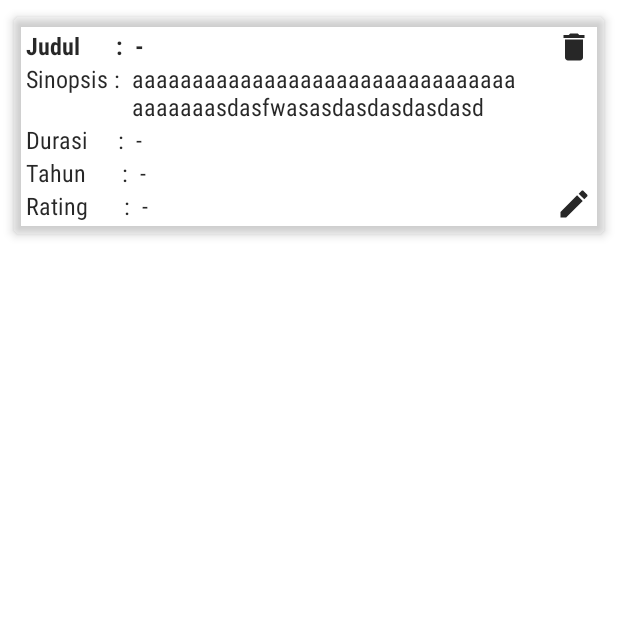
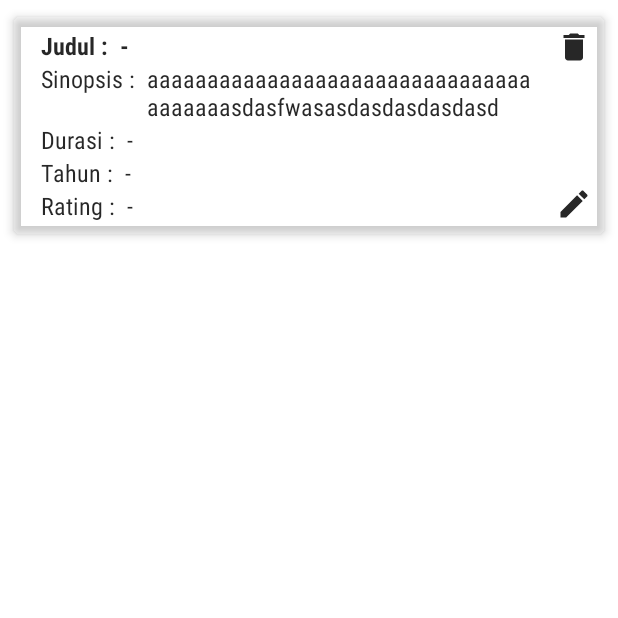
Before and after one commit to Farhan160200/MoviesChallenge4, an Android app: the activity_recycler screen opened directly, with no data from a screen before it, on a phone screen of 412 x 824 dp, the top half of it. Run offline under Robolectric (Android 15) with nearby library versions, the phone set to English and light mode, and no system bars.

Commit message:
final system

```diff
--- a/app/src/main/res/layout/activity_recycler.xml
+++ b/app/src/main/res/layout/activity_recycler.xml
@@ -40,9 +40,10 @@
             android:id="@+id/jdl_judul"
             android:layout_width="wrap_content"
             android:layout_height="wrap_content"
-            android:text="Judul      :"
+            android:text="@string/judul"
             android:fontFamily="sans-serif-condensed"
             android:textStyle="bold"
+            android:layout_marginStart="10dp"
             android:textSize="16sp"
             android:textColor="@color/black"
             app:layout_constraintStart_toStartOf="parent"
@@ -53,7 +54,7 @@
             android:layout_width="wrap_content"
             android:layout_height="wrap_content"
             android:layout_marginStart="8dp"
-            android:text="-"
+            android:text="@string/strip"
             android:fontFamily="sans-serif-condensed"
             android:textStyle="bold"
             android:textColor="@color/black"
@@ -65,7 +66,8 @@
                 android:id="@+id/labelSinopsis"
                 android:layout_width="wrap_content"
                 android:layout_height="wrap_content"
-                android:text="Sinopsis :"
+                android:text="@string/sinopsis"
+                android:layout_marginStart="10dp"
                 android:fontFamily="sans-serif-condensed"
                 android:textColor="@color/black"
                 android:textSize="16sp"
@@ -77,7 +79,7 @@
             android:layout_width="260dp"
             android:layout_height="wrap_content"
             android:layout_marginStart="8dp"
-            android:text="aaaaaaaaaaaaaaaaaaaaaaaaaaaaaaaaaaaaaaasdasfwasasdasdasdasdasd"
+            android:text="@string/aaaaaaaaaaaaaaaaaaaaaaaaaaaaaaaaaaaaaaasdasfwasasdasdasdasdasd"
             android:textSize="16sp"
             android:fontFamily="sans-serif-condensed"
             android:textAllCaps="false"
@@ -91,7 +93,8 @@
             android:id="@+id/labelDurasi"
             android:layout_width="wrap_content"
             android:layout_height="wrap_content"
-            android:text="Durasi     :"
+            android:text="@string/durasi"
+            android:layout_marginStart="10dp"
             android:fontFamily="sans-serif-condensed"
             android:textSize="16sp"
             android:textColor="@color/black"
@@ -115,8 +118,9 @@
             android:id="@+id/labelTahun"
             android:layout_width="wrap_content"
             android:layout_height="wrap_content"
-            android:text="Tahun      :"
+            android:text="@string/tahun"
             android:textSize="16sp"
+            android:layout_marginStart="10dp"
             android:fontFamily="sans-serif-condensed"
             android:textColor="@color/black"
             app:layout_constraintStart_toStartOf="parent"
@@ -128,7 +132,7 @@
             android:layout_width="wrap_content"
             android:layout_height="wrap_content"
             android:layout_marginStart="8dp"
-            android:text="-"
+            android:text="@string/strip2"
             android:fontFamily="sans-serif-condensed"
             android:textSize="16sp"
             android:textColor="@color/black"
@@ -140,7 +144,8 @@
             android:id="@+id/labelRating"
             android:layout_width="wrap_content"
             android:layout_height="wrap_content"
-            android:text="Rating      :"
+            android:text="@string/rating2"
+            android:layout_marginStart="10dp"
             android:textSize="16sp"
             android:fontFamily="sans-serif-condensed"
             android:textColor="@color/black"
@@ -154,7 +159,7 @@
             android:layout_width="wrap_content"
             android:layout_height="wrap_content"
             android:layout_marginStart="8dp"
-            android:text="-"
+            android:text="@string/strip3"
             android:fontFamily="sans-serif-condensed"
             android:textSize="16sp"
             android:textColor="@color/black"
--- a/app/src/main/res/layout/fragment_home.xml
+++ b/app/src/main/res/layout/fragment_home.xml
@@ -31,7 +31,7 @@
         android:layout_height="wrap_content"
         android:layout_marginTop="16dp"
         android:layout_marginStart="16dp"
-        android:text="welcome,"
+        android:text="@string/welcome"
         android:textColor="@color/black"
         android:textSize="16sp"
         app:layout_constraintStart_toStartOf="parent"
@@ -52,7 +52,7 @@
         android:layout_width="wrap_content"
         android:layout_height="wrap_content"
         android:layout_marginStart="12dp"
-        android:text="USERNAME"
+        android:text="@string/username"
         android:textStyle="bold"
         android:textSize="16sp"
         android:fontFamily="sans-serif-condensed-medium"
@@ -69,7 +69,7 @@
         android:layout_marginEnd="16dp"
         android:backgroundTint="#00ffffff"
         android:clickable="true"
-        android:text="LOGOUT"
+        android:text="@string/logout"
         android:textColor="@color/black"
         android:textSize="16sp"
         app:layout_constraintEnd_toEndOf="parent"
--- a/app/src/main/res/values/strings.xml
+++ b/app/src/main/res/values/strings.xml
@@ -2,4 +2,31 @@
     <string name="app_name">Movies Challenge 4</string>
     <!-- TODO: Remove or change this placeholder text -->
     <string name="hello_blank_fragment">Hello blank fragment</string>
+    <string name="judul_film1">Judul Film</string>
+    <string name="durasi_film1">Durasi Film</string>
+    <string name="sinopsis_film1">Sinopsis Film</string>
+    <string name="tahun_film1">Tahun Film</string>
+    <string name="rating1">Rating</string>
+    <string name="save1">SAVE</string>
+    <string name="cancel1">Cancel</string>
+    <string name="update_film">Update FIlm</string>
+    <string name="judul_film">Judul Film</string>
+    <string name="durasi_film">Durasi Film</string>
+    <string name="sinopsis_film">Sinopsis Film</string>
+    <string name="tahun_film">Tahun Film</string>
+    <string name="rating">Rating</string>
+    <string name="save">SAVE</string>
+    <string name="cancel">Cancel</string>
+    <string name="judul">Judul :</string>
+    <string name="strip">-</string>
+    <string name="sinopsis">Sinopsis :</string>
+    <string name="aaaaaaaaaaaaaaaaaaaaaaaaaaaaaaaaaaaaaaasdasfwasasdasdasdasdasd">aaaaaaaaaaaaaaaaaaaaaaaaaaaaaaaaaaaaaaasdasfwasasdasdasdasdasd</string>
+    <string name="durasi">Durasi :</string>
+    <string name="tahun">Tahun :</string>
+    <string name="strip2">-</string>
+    <string name="rating2">Rating :</string>
+    <string name="strip3">-</string>
+    <string name="welcome">welcome,</string>
+    <string name="username">USERNAME</string>
+    <string name="logout">LOGOUT</string>
 </resources>
```
Also changed, not shown: app/src/main/java/com/farhanfarkaann/movieschallenge4/movies/MoviesAdapter.kt (+0 -33 lines), app/src/main/res/layout/activity_add.xml (+7 -7 lines), app/src/main/res/layout/activity_edit.xml (+18 -10 lines).
